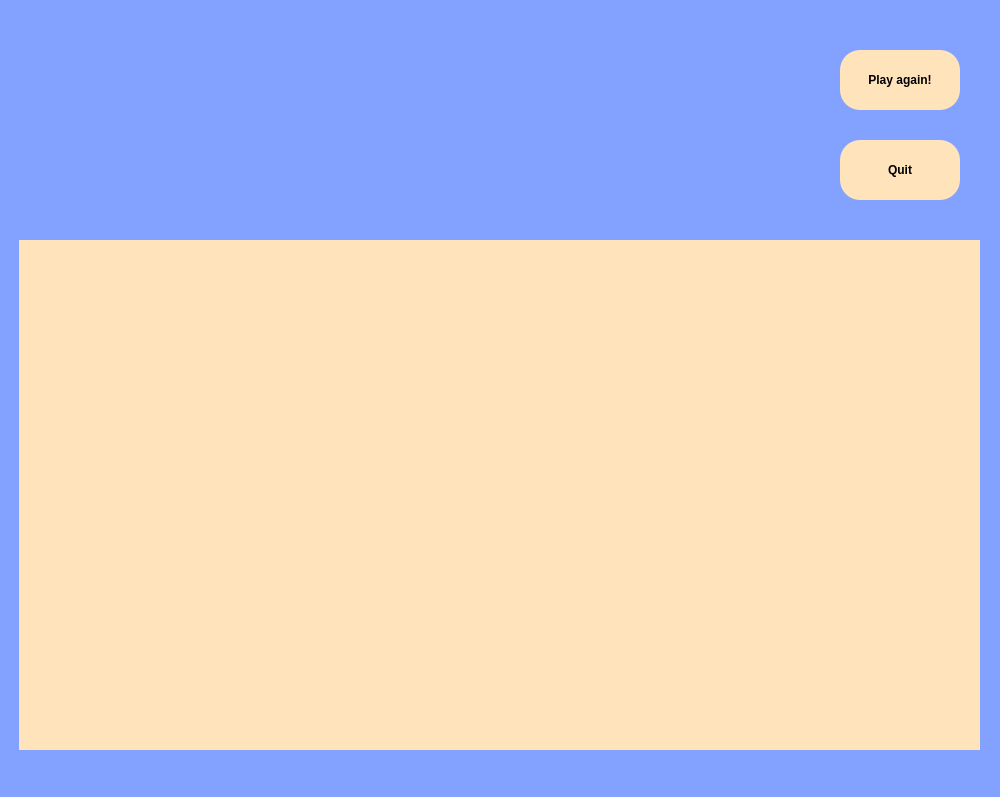
Before: the Qt Designer form game_view/frontend/paradigm_summary.ui in fra3597/my_german_game, drawn with Qt 5.
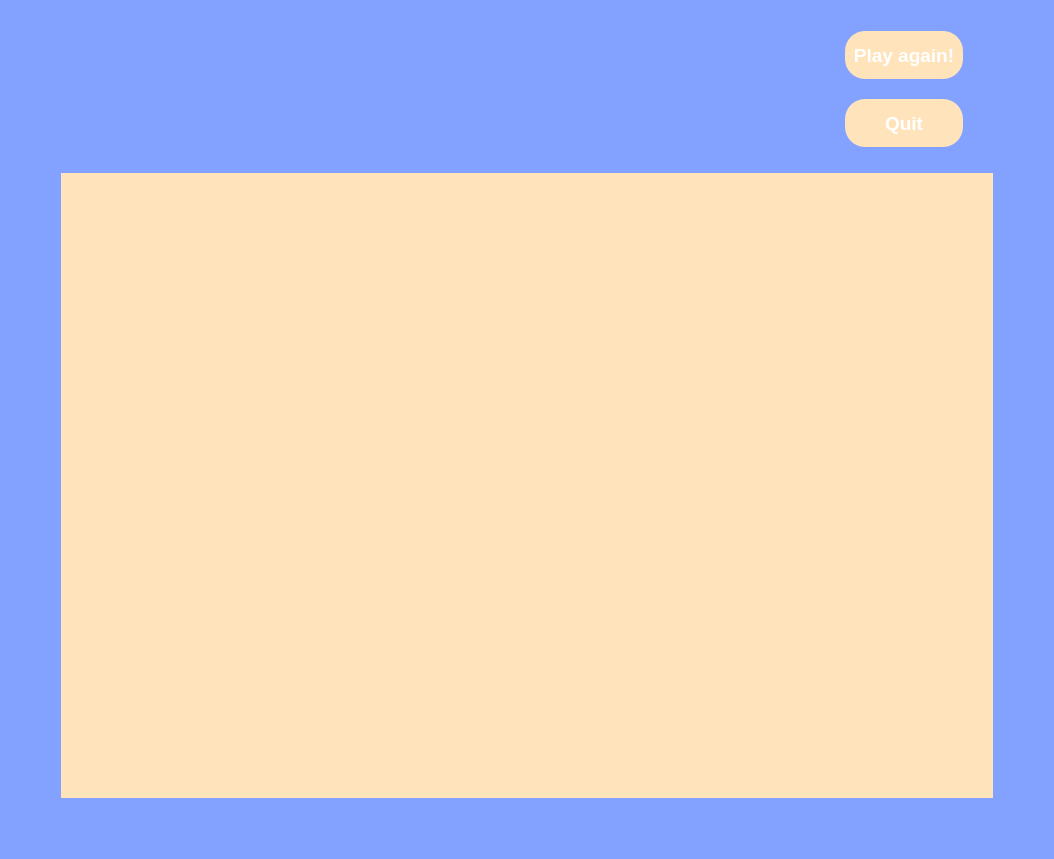
After: the same form once the commit is applied.

```diff
--- a/game_view/frontend/paradigm_summary.ui
+++ b/game_view/frontend/paradigm_summary.ui
@@ -6,56 +6,218 @@
    <rect>
     <x>0</x>
     <y>0</y>
-    <width>1000</width>
-    <height>797</height>
+    <width>1054</width>
+    <height>859</height>
    </rect>
   </property>
   <property name="windowTitle">
    <string>ParadigmSummary</string>
   </property>
-  <widget class="QWidget" name="widget" native="true">
-   <property name="geometry">
-    <rect>
-     <x>0</x>
-     <y>0</y>
-     <width>1000</width>
-     <height>800</height>
-    </rect>
-   </property>
-   <property name="styleSheet">
-    <string notr="true">QWidget#widget {
+  <property name="styleSheet">
+   <string notr="true">QWidget {
 	background-color: #83A2FF;
 	color: #FFFFFF;
 }</string>
-   </property>
-   <widget class="QTableView" name="summary_table">
-    <property name="geometry">
-     <rect>
-      <x>19</x>
-      <y>240</y>
-      <width>961</width>
-      <height>510</height>
-     </rect>
-    </property>
-    <property name="sizePolicy">
-     <sizepolicy hsizetype="Expanding" vsizetype="Expanding">
-      <horstretch>0</horstretch>
-      <verstretch>1</verstretch>
-     </sizepolicy>
-    </property>
-    <property name="font">
-     <font>
-      <pointsize>-1</pointsize>
-      <weight>75</weight>
-      <bold>true</bold>
-     </font>
-    </property>
-    <property name="styleSheet">
-     <string notr="true">QTableView {
-	font-size: 24px;  /* Set font size for cells */
-	color: white;     /* Set text color for cells */
-	border: 2px solid #000000; /* Border color and width */
-	padding: 10px; /* Adjust padding as needed */
+  </property>
+  <layout class="QVBoxLayout" name="verticalLayout_3">
+   <item>
+    <layout class="QVBoxLayout" name="verticalLayout_2" stretch="1,4">
+     <property name="leftMargin">
+      <number>50</number>
+     </property>
+     <property name="rightMargin">
+      <number>50</number>
+     </property>
+     <property name="bottomMargin">
+      <number>50</number>
+     </property>
+     <item>
+      <layout class="QHBoxLayout" name="horizontalLayout_2" stretch="2,2,1">
+       <property name="spacing">
+        <number>20</number>
+       </property>
+       <item>
+        <widget class="QLabel" name="partial_score_label">
+         <property name="sizePolicy">
+          <sizepolicy hsizetype="Expanding" vsizetype="Expanding">
+           <horstretch>1</horstretch>
+           <verstretch>1</verstretch>
+          </sizepolicy>
+         </property>
+         <property name="font">
+          <font>
+           <pointsize>12</pointsize>
+           <weight>75</weight>
+           <bold>true</bold>
+          </font>
+         </property>
+         <property name="styleSheet">
+          <string notr="true">border-radius: 50%; /* Makes the label circular */
+border: 2px solid #000000; /* Border color and width */
+padding: 10px; /* Adjust padding as needed */
+background-color: #83A2FF;
+color: #FFD28F;
+border: none;
+</string>
+         </property>
+         <property name="text">
+          <string/>
+         </property>
+         <property name="wordWrap">
+          <bool>true</bool>
+         </property>
+        </widget>
+       </item>
+       <item>
+        <widget class="QLabel" name="total_score_label">
+         <property name="sizePolicy">
+          <sizepolicy hsizetype="Expanding" vsizetype="Expanding">
+           <horstretch>1</horstretch>
+           <verstretch>1</verstretch>
+          </sizepolicy>
+         </property>
+         <property name="font">
+          <font>
+           <pointsize>12</pointsize>
+           <weight>75</weight>
+           <bold>true</bold>
+          </font>
+         </property>
+         <property name="styleSheet">
+          <string notr="true">border-radius: 50%; /* Makes the label circular */
+border: 2px solid #000000; /* Border color and width */
+padding: 10px; /* Adjust padding as needed */
+background-color: #83A2FF;
+color: #FFD28F;
+border: none;
+</string>
+         </property>
+         <property name="text">
+          <string/>
+         </property>
+         <property name="wordWrap">
+          <bool>true</bool>
+         </property>
+        </widget>
+       </item>
+       <item>
+        <layout class="QVBoxLayout" name="verticalLayout">
+         <property name="spacing">
+          <number>20</number>
+         </property>
+         <property name="leftMargin">
+          <number>30</number>
+         </property>
+         <property name="topMargin">
+          <number>20</number>
+         </property>
+         <property name="rightMargin">
+          <number>30</number>
+         </property>
+         <property name="bottomMargin">
+          <number>20</number>
+         </property>
+         <item>
+          <widget class="QPushButton" name="play_again_button">
+           <property name="sizePolicy">
+            <sizepolicy hsizetype="Expanding" vsizetype="Expanding">
+             <horstretch>1</horstretch>
+             <verstretch>1</verstretch>
+            </sizepolicy>
+           </property>
+           <property name="font">
+            <font>
+             <pointsize>14</pointsize>
+             <weight>75</weight>
+             <bold>true</bold>
+            </font>
+           </property>
+           <property name="styleSheet">
+            <string notr="true">QPushButton {
+	border-radius: 20px; /* Adjust the radius as needed */
+	background-color: #FFE3BB;
+}
+QPushButton:hover {
+	background-color: #FFD28F;
+	}
+QPushButton:pressed {
+	background-color: #B4BDFF;
+}</string>
+           </property>
+           <property name="text">
+            <string>Play again!</string>
+           </property>
+          </widget>
+         </item>
+         <item>
+          <widget class="QPushButton" name="quit_button">
+           <property name="sizePolicy">
+            <sizepolicy hsizetype="Expanding" vsizetype="Expanding">
+             <horstretch>1</horstretch>
+             <verstretch>1</verstretch>
+            </sizepolicy>
+           </property>
+           <property name="font">
+            <font>
+             <pointsize>14</pointsize>
+             <weight>75</weight>
+             <bold>true</bold>
+            </font>
+           </property>
+           <property name="styleSheet">
+            <string notr="true">QPushButton {
+	border-radius: 20px; /* Adjust the radius as needed */
+	background-color: #FFE3BB;
+}
+QPushButton:hover {
+	background-color: #FFD28F;
+	}
+QPushButton:pressed {
+	background-color: #B4BDFF;
+}</string>
+           </property>
+           <property name="text">
+            <string>Quit</string>
+           </property>
+          </widget>
+         </item>
+        </layout>
+       </item>
+      </layout>
+     </item>
+     <item>
+      <layout class="QHBoxLayout" name="table_layout">
+       <property name="leftMargin">
+        <number>0</number>
+       </property>
+       <property name="topMargin">
+        <number>0</number>
+       </property>
+       <property name="rightMargin">
+        <number>0</number>
+       </property>
+       <property name="bottomMargin">
+        <number>0</number>
+       </property>
+       <item>
+        <widget class="QTableView" name="summary_table">
+         <property name="sizePolicy">
+          <sizepolicy hsizetype="Expanding" vsizetype="Expanding">
+           <horstretch>1</horstretch>
+           <verstretch>1</verstretch>
+          </sizepolicy>
+         </property>
+         <property name="font">
+          <font>
+           <weight>75</weight>
+           <bold>true</bold>
+          </font>
+         </property>
+         <property name="styleSheet">
+          <string notr="true">QTableView {
+	color: white;
+	border: 2px solid #000000;
+	padding: 10px;
 	background-color: #FFE3BB;
 	color: black;
 	font-weight: bold;
@@ -63,170 +225,36 @@
 }
 
 QHeaderView::section {
-	font-size: 32px;
-	color: white;     /* Set text color for header */
-	background-color: #FFD28F; /* Set background color for header */
-	border: 1px solid #555; /* Set border for header */
-	height: 36px;     /* Set height for each header */
+	color: white;
+	background-color: #FFD28F;
+	border: 1px solid #555;
+	height: 36px;
 	width: 260px;
 	font-weight: bold;
-}
-QHeaderView::section:vertical {
-	font-size: 12px;
 }</string>
-    </property>
-    <property name="alternatingRowColors">
-     <bool>true</bool>
-    </property>
-    <property name="cornerButtonEnabled">
-     <bool>false</bool>
-    </property>
-    <attribute name="verticalHeaderDefaultSectionSize">
-     <number>22</number>
-    </attribute>
-    <attribute name="verticalHeaderStretchLastSection">
-     <bool>false</bool>
-    </attribute>
-   </widget>
-   <widget class="QLabel" name="partial_score_label">
-    <property name="geometry">
-     <rect>
-      <x>34</x>
-      <y>50</y>
-      <width>391</width>
-      <height>161</height>
-     </rect>
-    </property>
-    <property name="sizePolicy">
-     <sizepolicy hsizetype="Preferred" vsizetype="Expanding">
-      <horstretch>0</horstretch>
-      <verstretch>0</verstretch>
-     </sizepolicy>
-    </property>
-    <property name="font">
-     <font>
-      <pointsize>12</pointsize>
-      <weight>75</weight>
-      <bold>true</bold>
-     </font>
-    </property>
-    <property name="styleSheet">
-     <string notr="true">border-radius: 50%; /* Makes the label circular */
-border: 2px solid #000000; /* Border color and width */
-padding: 10px; /* Adjust padding as needed */
-background-color: #83A2FF;
-color: #FFD28F;
-border: none;
-</string>
-    </property>
-    <property name="text">
-     <string/>
-    </property>
-    <property name="wordWrap">
-     <bool>true</bool>
-    </property>
-   </widget>
-   <widget class="QPushButton" name="play_again_button">
-    <property name="geometry">
-     <rect>
-      <x>840</x>
-      <y>50</y>
-      <width>120</width>
-      <height>60</height>
-     </rect>
-    </property>
-    <property name="font">
-     <font>
-      <weight>75</weight>
-      <bold>true</bold>
-     </font>
-    </property>
-    <property name="styleSheet">
-     <string notr="true">QPushButton {
-	border-radius: 20px; /* Adjust the radius as needed */
-	background-color: #FFE3BB;
-}
-QPushButton:hover {
-	background-color: #FFD28F;
-	}
-QPushButton:pressed {
-	background-color: #B4BDFF;
-}</string>
-    </property>
-    <property name="text">
-     <string>Play again!</string>
-    </property>
-   </widget>
-   <widget class="QPushButton" name="quit_button">
-    <property name="geometry">
-     <rect>
-      <x>840</x>
-      <y>140</y>
-      <width>120</width>
-      <height>60</height>
-     </rect>
-    </property>
-    <property name="font">
-     <font>
-      <weight>75</weight>
-      <bold>true</bold>
-     </font>
-    </property>
-    <property name="styleSheet">
-     <string notr="true">QPushButton {
-	border-radius: 20px; /* Adjust the radius as needed */
-	background-color: #FFE3BB;
-}
-QPushButton:hover {
-	background-color: #FFD28F;
-	}
-QPushButton:pressed {
-	background-color: #B4BDFF;
-}</string>
-    </property>
-    <property name="text">
-     <string>Quit</string>
-    </property>
-   </widget>
-   <widget class="QLabel" name="total_score_label">
-    <property name="geometry">
-     <rect>
-      <x>430</x>
-      <y>50</y>
-      <width>361</width>
-      <height>161</height>
-     </rect>
-    </property>
-    <property name="sizePolicy">
-     <sizepolicy hsizetype="Preferred" vsizetype="Expanding">
-      <horstretch>0</horstretch>
-      <verstretch>0</verstretch>
-     </sizepolicy>
-    </property>
-    <property name="font">
-     <font>
-      <pointsize>12</pointsize>
-      <weight>75</weight>
-      <bold>true</bold>
-     </font>
-    </property>
-    <property name="styleSheet">
-     <string notr="true">border-radius: 50%; /* Makes the label circular */
-border: 2px solid #000000; /* Border color and width */
-padding: 10px; /* Adjust padding as needed */
-background-color: #83A2FF;
-color: #FFD28F;
-border: none;
-</string>
-    </property>
-    <property name="text">
-     <string/>
-    </property>
-    <property name="wordWrap">
-     <bool>true</bool>
-    </property>
-   </widget>
-  </widget>
+         </property>
+         <property name="alternatingRowColors">
+          <bool>true</bool>
+         </property>
+         <property name="cornerButtonEnabled">
+          <bool>false</bool>
+         </property>
+         <attribute name="verticalHeaderDefaultSectionSize">
+          <number>45</number>
+         </attribute>
+         <attribute name="verticalHeaderMinimumSectionSize">
+          <number>18</number>
+         </attribute>
+         <attribute name="verticalHeaderStretchLastSection">
+          <bool>false</bool>
+         </attribute>
+        </widget>
+       </item>
+      </layout>
+     </item>
+    </layout>
+   </item>
+  </layout>
  </widget>
  <resources/>
  <connections/>
```
